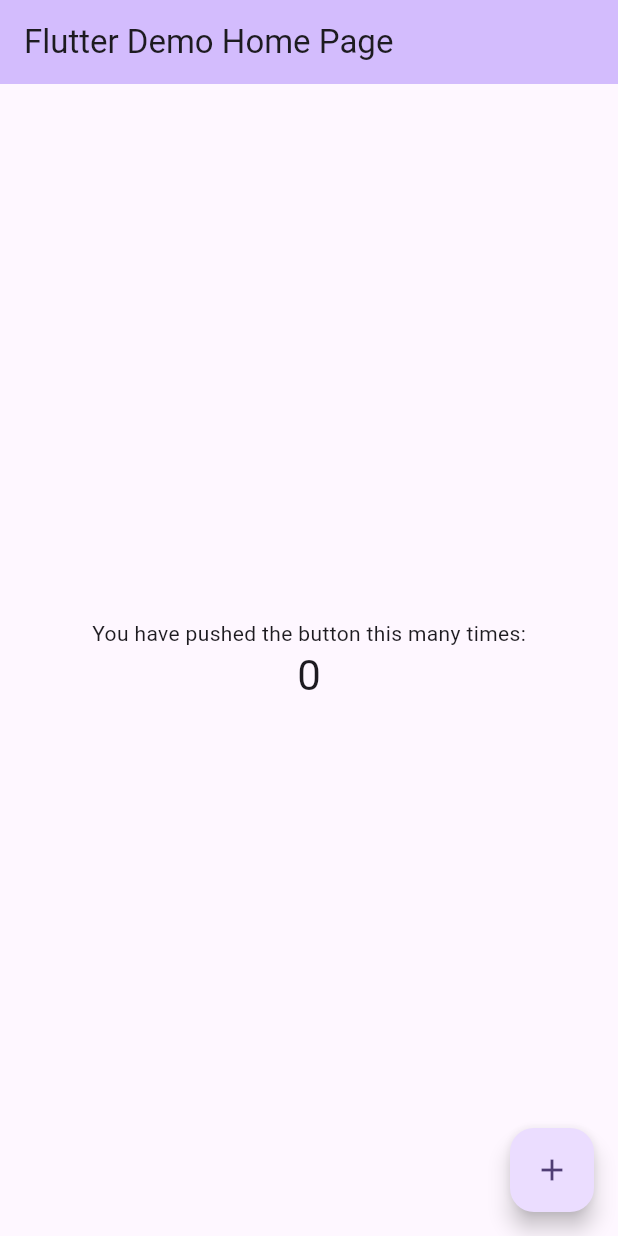
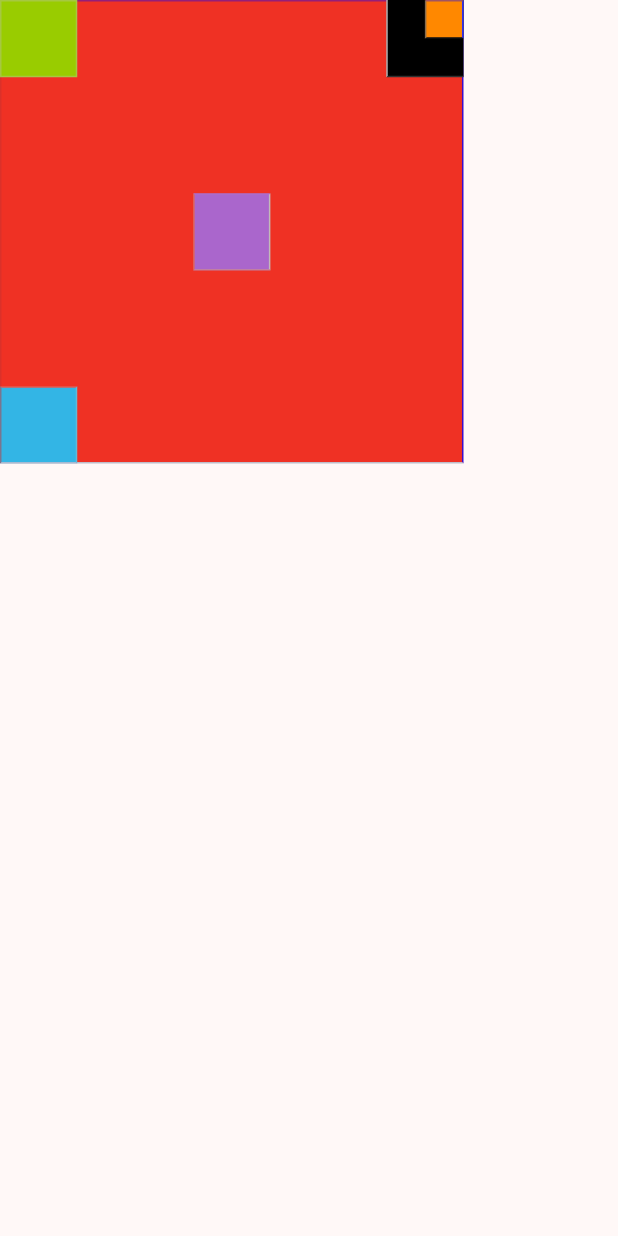
Before and after one commit to arkadi4/flutter_learning_apps, a Flutter app: the screen it shows after launch, on a phone screen of 412 x 824 dp. Run offline on Flutter 3.47's test engine with Material 2 defaults, Android fonts, the phone set to English and light mode, and no system bars.

Commit message:
feat: digital colorimeter done (Wed Aug 23 18:44:36 RTZ 2023)

```diff
--- a/work_with_design_4_digital_colorimeter/lib/main.dart
+++ b/work_with_design_4_digital_colorimeter/lib/main.dart
@@ -7,28 +7,12 @@
 class MyApp extends StatelessWidget {
   const MyApp({super.key});
 
-  // This widget is the root of your application.
   @override
   Widget build(BuildContext context) {
     return MaterialApp(
       title: 'Flutter Demo',
       theme: ThemeData(
-        // This is the theme of your application.
-        //
-        // TRY THIS: Try running your application with "flutter run". You'll see
-        // the application has a blue toolbar. Then, without quitting the app,
-        // try changing the seedColor in the colorScheme below to Colors.green
-        // and then invoke "hot reload" (save your changes or press the "hot
-        // reload" button in a Flutter-supported IDE, or press "r" if you used
-        // the command line to start the app).
-        //
-        // Notice that the counter didn't reset back to zero; the application
-        // state is not lost during the reload. To reset the state, use hot
-        // restart instead.
-        //
-        // This works for code too, not just values: Most code changes can be
-        // tested with just a hot reload.
-        colorScheme: ColorScheme.fromSeed(seedColor: Colors.deepPurple),
+        colorScheme: ColorScheme.fromSeed(seedColor: Colors.red),
         useMaterial3: true,
       ),
       home: const MyHomePage(title: 'Flutter Demo Home Page'),
@@ -39,15 +23,6 @@
 class MyHomePage extends StatefulWidget {
   const MyHomePage({super.key, required this.title});
 
-  // This widget is the home page of your application. It is stateful, meaning
-  // that it has a State object (defined below) that contains fields that affect
-  // how it looks.
-
-  // This class is the configuration for the state. It holds the values (in this
-  // case the title) provided by the parent (in this case the App widget) and
-  // used by the build method of the State. Fields in a Widget subclass are
-  // always marked "final".
-
   final String title;
 
   @override
@@ -55,71 +30,113 @@
 }
 
 class _MyHomePageState extends State<MyHomePage> {
-  int _counter = 0;
 
-  void _incrementCounter() {
-    setState(() {
-      // This call to setState tells the Flutter framework that something has
-      // changed in this State, which causes it to rerun the build method below
-      // so that the display can reflect the updated values. If we changed
-      // _counter without calling setState(), then the build method would not be
-      // called again, and so nothing would appear to happen.
-      _counter++;
-    });
-  }
+  late double sideLengthOfBigSquare = MediaQuery.of(context).size.width * 0.75;
+  late double sideLengthOfSmallSquare = sideLengthOfBigSquare / 6;
 
   @override
   Widget build(BuildContext context) {
-    // This method is rerun every time setState is called, for instance as done
-    // by the _incrementCounter method above.
-    //
-    // The Flutter framework has been optimized to make rerunning build methods
-    // fast, so that you can just rebuild anything that needs updating rather
-    // than having to individually change instances of widgets.
     return Scaffold(
-      appBar: AppBar(
-        // TRY THIS: Try changing the color here to a specific color (to
-        // Colors.amber, perhaps?) and trigger a hot reload to see the AppBar
-        // change color while the other colors stay the same.
-        backgroundColor: Theme.of(context).colorScheme.inversePrimary,
-        // Here we take the value from the MyHomePage object that was created by
-        // the App.build method, and use it to set our appbar title.
-        title: Text(widget.title),
-      ),
-      body: Center(
-        // Center is a layout widget. It takes a single child and positions it
-        // in the middle of the parent.
-        child: Column(
-          // Column is also a layout widget. It takes a list of children and
-          // arranges them vertically. By default, it sizes itself to fit its
-          // children horizontally, and tries to be as tall as its parent.
-          //
-          // Column has various properties to control how it sizes itself and
-          // how it positions its children. Here we use mainAxisAlignment to
-          // center the children vertically; the main axis here is the vertical
-          // axis because Columns are vertical (the cross axis would be
-          // horizontal).
-          //
-          // TRY THIS: Invoke "debug painting" (choose the "Toggle Debug Paint"
-          // action in the IDE, or press "p" in the console), to see the
-          // wireframe for each widget.
-          mainAxisAlignment: MainAxisAlignment.center,
-          children: <Widget>[
-            const Text(
-              'You have pushed the button this many times:',
+      body: SafeArea(
+        child: Stack(
+          children: [
+            Container(
+              width: sideLengthOfBigSquare,
+              height: sideLengthOfBigSquare,
+              decoration: const BoxDecoration(
+                color: Color.fromRGBO(239, 49, 36, 1.0),
+                border: BorderDirectional(
+                  start: BorderSide(color: Color.fromRGBO(219, 49, 42, 1.0),),
+                  top: BorderSide(color: Color.fromRGBO(150, 30, 120, 1.0),),
+                  end: BorderSide(color: Color.fromRGBO(62, 12, 202, 1.0),),
+                  bottom: BorderSide(color: Color.fromRGBO(190, 189, 201, 1.0),),
+                ),
+              ),
             ),
-            Text(
-              '$_counter',
-              style: Theme.of(context).textTheme.headlineMedium,
+            Positioned(
+              left: 0,
+              top: 0,
+              child: Container(
+                width: sideLengthOfSmallSquare,
+                height: sideLengthOfSmallSquare,
+                decoration: BoxDecoration(
+                  color: const Color.fromRGBO(153, 204, 0, 1.0),
+                  border: Border.all(
+                    color: const Color.fromRGBO(166, 200, 65, 1.0),
+                  )
+                ),
+              ),
+            ),
+            Positioned(
+              left: sideLengthOfBigSquare - sideLengthOfSmallSquare,
+              top: 0,
+              child: Container(
+                width: sideLengthOfSmallSquare,
+                height: sideLengthOfSmallSquare,
+                decoration: const BoxDecoration(
+                  color: Color.fromRGBO(0, 0, 0, 1.0),
+                  border: BorderDirectional(
+                    start: BorderSide(color: Color.fromRGBO(177, 177, 177, 1.0),),
+                    bottom: BorderSide(color: Color.fromRGBO(49, 49, 49, 1.0),),
+                  ),
+                ),
+              ),
+            ),
+            Positioned(
+              left: sideLengthOfBigSquare /2 - sideLengthOfSmallSquare/2,
+              top: sideLengthOfBigSquare /2 - sideLengthOfSmallSquare/2,
+              child: Container(
+                width: sideLengthOfSmallSquare,
+                height: sideLengthOfSmallSquare,
+                decoration: const BoxDecoration(
+                  color: Color.fromRGBO(170, 102, 204, 1.0),
+                  border: BorderDirectional(
+                    start: BorderSide(color: Color.fromRGBO(222, 101, 93, 1.0),),
+                    top: BorderSide(color: Color.fromRGBO(171, 109, 203, 1.0),),
+                    end: BorderSide(color: Color.fromRGBO(194, 185, 185, 1.0),),
+                    bottom: BorderSide(color: Color.fromRGBO(194, 127, 162, 1.0),),
+                  ),
+                ),
+              ),
+            ),
+            Positioned(
+              left: 0,
+              top: sideLengthOfBigSquare  - sideLengthOfSmallSquare,
+              child: Container(
+                width: sideLengthOfSmallSquare,
+                height: sideLengthOfSmallSquare,
+                decoration: const BoxDecoration(
+                  color: Color.fromRGBO(51, 181, 229, 1.0),
+                  border: BorderDirectional(
+                    start: BorderSide(color: Color.fromRGBO(122, 117, 143, 1.0),),
+                    top: BorderSide(color: Color.fromRGBO(225, 92, 83, 1.0),),
+                    end: BorderSide(color: Color.fromRGBO(99, 185, 216, 1.0),),
+                    bottom: BorderSide(color: Color.fromRGBO(167, 186, 210, 1.0),),
+                  ),
+                ),
+              ),
+            ),
+            Positioned(
+              left: sideLengthOfBigSquare  - sideLengthOfSmallSquare / 2,
+              top: 0,
+              child: Container(
+                width: sideLengthOfSmallSquare / 2,
+                height: sideLengthOfSmallSquare / 2,
+                // color: Colors.red,
+                decoration: const BoxDecoration(
+                  color: Color.fromRGBO(255, 136, 0, 1.0),
+                  border: BorderDirectional(
+                    start: BorderSide(color: Color.fromRGBO(136, 109, 79, 1.0),),
+                    top: BorderSide(color: Color.fromRGBO(160, 84, 98, 1.0),),
+                    end: BorderSide(color: Color.fromRGBO(51, 46, 240, 1.0),),
+                    bottom: BorderSide(color: Color.fromRGBO(18, 18, 18, 1.0),),
+                  ),
+                ),
+              ),
             ),
           ],
         ),
       ),
-      floatingActionButton: FloatingActionButton(
-        onPressed: _incrementCounter,
-        tooltip: 'Increment',
-        child: const Icon(Icons.add),
-      ), // This trailing comma makes auto-formatting nicer for build methods.
     );
   }
 }
```
